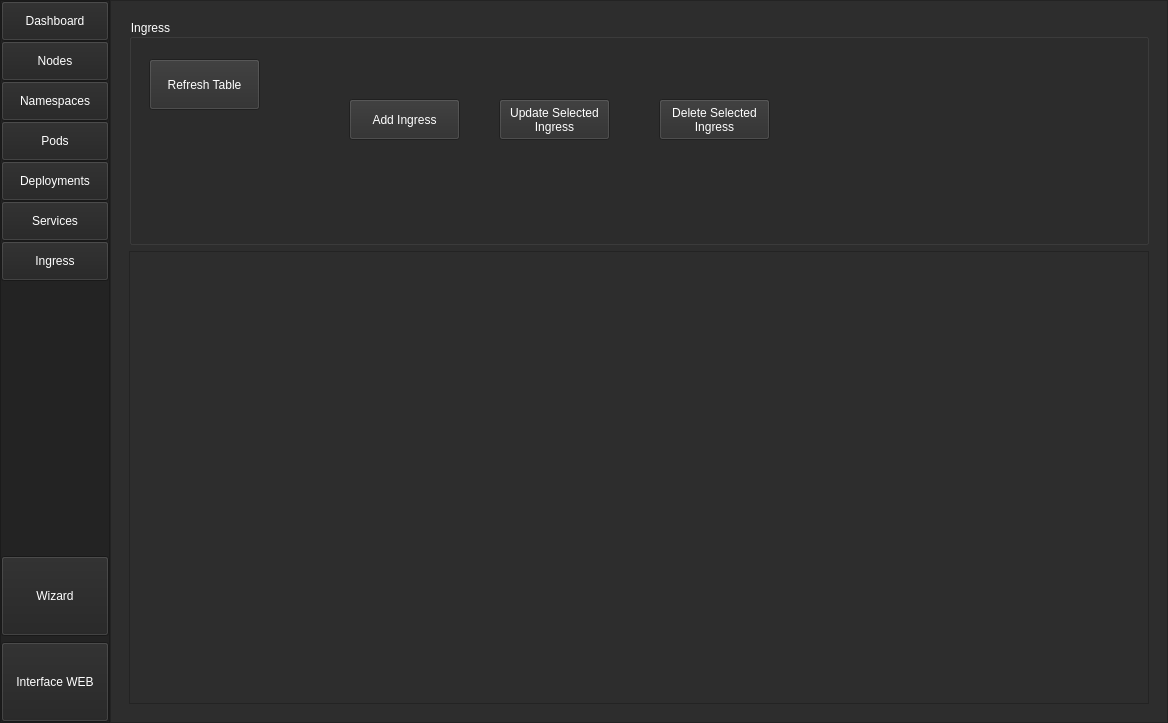
Above: UI/ui_main.ui from monico18/LTI2-Kubernetes-Controller before the change. Below: the same form after it.
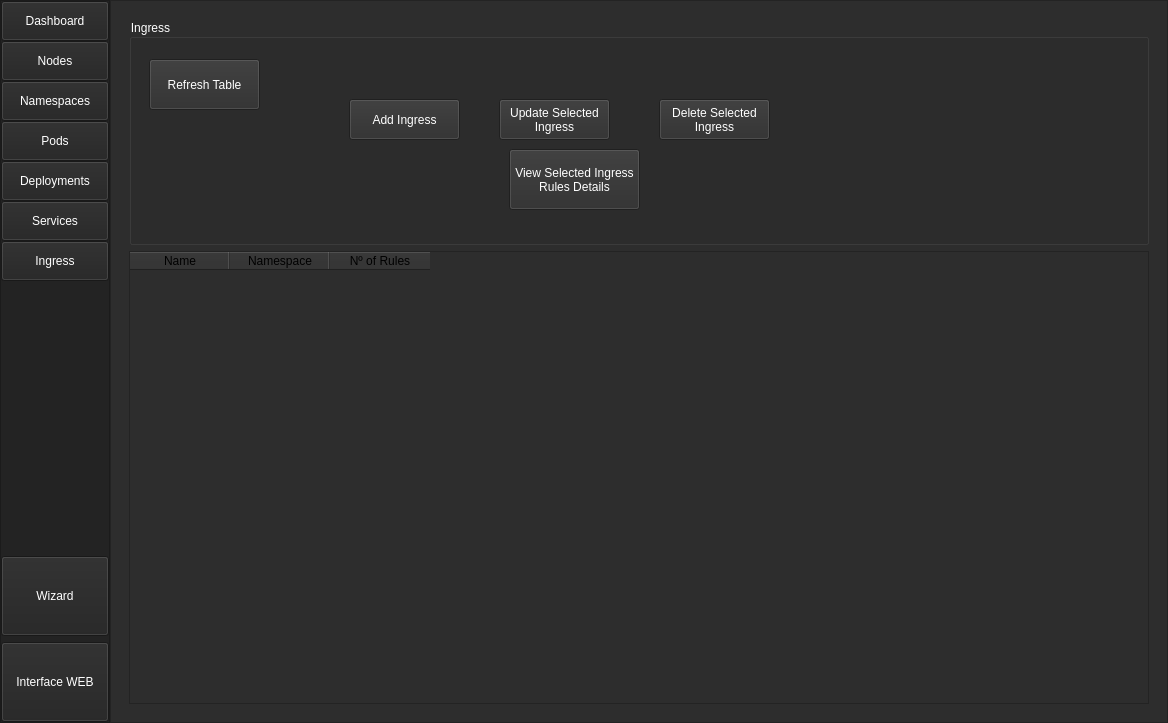
That is the form after the change. The open tabs and pages were chosen to show the change.

```diff
--- a/UI/ui_main.ui
+++ b/UI/ui_main.ui
@@ -7389,6 +7389,138 @@
                   <string>Refresh Table</string>
                  </property>
                 </widget>
+                <widget class="QPushButton" name="btn_pod_container_details_3">
+                 <property name="geometry">
+                  <rect>
+                   <x>380</x>
+                   <y>130</y>
+                   <width>131</width>
+                   <height>61</height>
+                  </rect>
+                 </property>
+                 <property name="palette">
+                  <palette>
+                   <active>
+                    <colorrole role="Button">
+                     <brush brushstyle="SolidPattern">
+                      <color alpha="255">
+                       <red>45</red>
+                       <green>45</green>
+                       <blue>45</blue>
+                      </color>
+                     </brush>
+                    </colorrole>
+                    <colorrole role="ButtonText">
+                     <brush brushstyle="SolidPattern">
+                      <color alpha="255">
+                       <red>255</red>
+                       <green>255</green>
+                       <blue>255</blue>
+                      </color>
+                     </brush>
+                    </colorrole>
+                    <colorrole role="Base">
+                     <brush brushstyle="SolidPattern">
+                      <color alpha="255">
+                       <red>45</red>
+                       <green>45</green>
+                       <blue>45</blue>
+                      </color>
+                     </brush>
+                    </colorrole>
+                    <colorrole role="Window">
+                     <brush brushstyle="SolidPattern">
+                      <color alpha="255">
+                       <red>45</red>
+                       <green>45</green>
+                       <blue>45</blue>
+                      </color>
+                     </brush>
+                    </colorrole>
+                   </active>
+                   <inactive>
+                    <colorrole role="Button">
+                     <brush brushstyle="SolidPattern">
+                      <color alpha="255">
+                       <red>45</red>
+                       <green>45</green>
+                       <blue>45</blue>
+                      </color>
+                     </brush>
+                    </colorrole>
+                    <colorrole role="ButtonText">
+                     <brush brushstyle="SolidPattern">
+                      <color alpha="255">
+                       <red>255</red>
+                       <green>255</green>
+                       <blue>255</blue>
+                      </color>
+                     </brush>
+                    </colorrole>
+                    <colorrole role="Base">
+                     <brush brushstyle="SolidPattern">
+                      <color alpha="255">
+                       <red>45</red>
+                       <green>45</green>
+                       <blue>45</blue>
+                      </color>
+                     </brush>
+                    </colorrole>
+                    <colorrole role="Window">
+                     <brush brushstyle="SolidPattern">
+                      <color alpha="255">
+                       <red>45</red>
+                       <green>45</green>
+                       <blue>45</blue>
+                      </color>
+                     </brush>
+                    </colorrole>
+                   </inactive>
+                   <disabled>
+                    <colorrole role="Button">
+                     <brush brushstyle="SolidPattern">
+                      <color alpha="255">
+                       <red>45</red>
+                       <green>45</green>
+                       <blue>45</blue>
+                      </color>
+                     </brush>
+                    </colorrole>
+                    <colorrole role="ButtonText">
+                     <brush brushstyle="SolidPattern">
+                      <color alpha="255">
+                       <red>120</red>
+                       <green>120</green>
+                       <blue>120</blue>
+                      </color>
+                     </brush>
+                    </colorrole>
+                    <colorrole role="Base">
+                     <brush brushstyle="SolidPattern">
+                      <color alpha="255">
+                       <red>45</red>
+                       <green>45</green>
+                       <blue>45</blue>
+                      </color>
+                     </brush>
+                    </colorrole>
+                    <colorrole role="Window">
+                     <brush brushstyle="SolidPattern">
+                      <color alpha="255">
+                       <red>45</red>
+                       <green>45</green>
+                       <blue>45</blue>
+                      </color>
+                     </brush>
+                    </colorrole>
+                   </disabled>
+                  </palette>
+                 </property>
+                 <property name="text">
+                  <string>View Selected Ingress
+Rules Details</string>
+                 </property>
+                </widget>
                </widget>
               </item>
               <item>
@@ -7574,6 +7706,21 @@
                 <attribute name="verticalHeaderVisible">
                  <bool>false</bool>
                 </attribute>
+                <column>
+                 <property name="text">
+                  <string>Name</string>
+                 </property>
+                </column>
+                <column>
+                 <property name="text">
+                  <string>Namespace</string>
+                 </property>
+                </column>
+                <column>
+                 <property name="text">
+                  <string>Nº of Rules</string>
+                 </property>
+                </column>
                </widget>
               </item>
              </layout>
```
Left out of the diff: 2 changed lines with no effect on the pictures.
